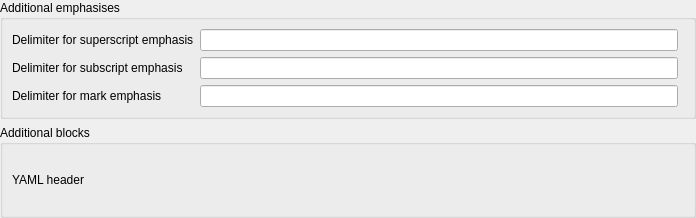
Old version of the form src/shared/plugins_page.ui in the repository igormironchik/markdown-tools.
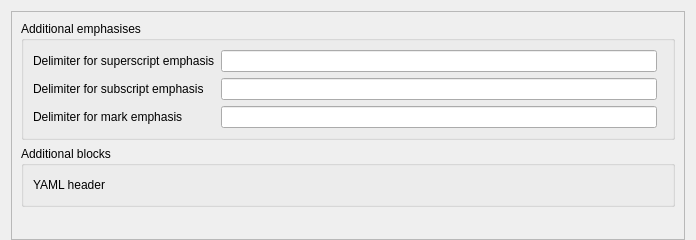
New version of the form. Custom widgets are drawn as their Qt base class.

Commit message: Switch settings dialogues to KPageDialog. (#24)

Diff of the .ui file:
```diff
--- a/src/shared/plugins_page.ui
+++ b/src/shared/plugins_page.ui
@@ -7,26 +7,41 @@
     <x>0</x>
     <y>0</y>
     <width>696</width>
-    <height>218</height>
+    <height>240</height>
    </rect>
   </property>
   <property name="windowTitle">
    <string>Form</string>
   </property>
-  <layout class="QVBoxLayout" name="verticalLayout">
-   <property name="leftMargin">
-    <number>0</number>
-   </property>
-   <property name="topMargin">
-    <number>0</number>
-   </property>
-   <property name="rightMargin">
-    <number>0</number>
-   </property>
+  <layout class="QVBoxLayout" name="verticalLayout_2">
    <property name="bottomMargin">
     <number>0</number>
    </property>
    <item>
+    <widget class="QScrollArea" name="m_scrollArea">
+     <property name="widgetResizable">
+      <bool>true</bool>
+     </property>
+     <property name="alignment">
+      <set>Qt::AlignmentFlag::AlignLeading|Qt::AlignmentFlag::AlignLeft|Qt::AlignmentFlag::AlignTop</set>
+     </property>
+     <widget class="QWidget" name="m_scrollAreaWidgetContents">
+      <property name="geometry">
+       <rect>
+        <x>0</x>
+        <y>0</y>
+        <width>684</width>
+        <height>230</height>
+       </rect>
+      </property>
+      <property name="sizePolicy">
+       <sizepolicy hsizetype="Expanding" vsizetype="Fixed">
+        <horstretch>0</horstretch>
+        <verstretch>0</verstretch>
+       </sizepolicy>
+      </property>
+      <layout class="QVBoxLayout" name="verticalLayout">
+       <item>
     <widget class="QGroupBox" name="groupBox">
      <property name="title">
       <string>Additional emphasises</string>
@@ -128,6 +143,10 @@
        <widget class="MdShared::Switch" name="m_yamlSwitch" native="true"/>
       </item>
      </layout>
+        </widget>
+       </item>
+      </layout>
+     </widget>
     </widget>
    </item>
   </layout>
```
Lines whose indentation alone changed are shown as unchanged. The commit also changes 687 other files.
